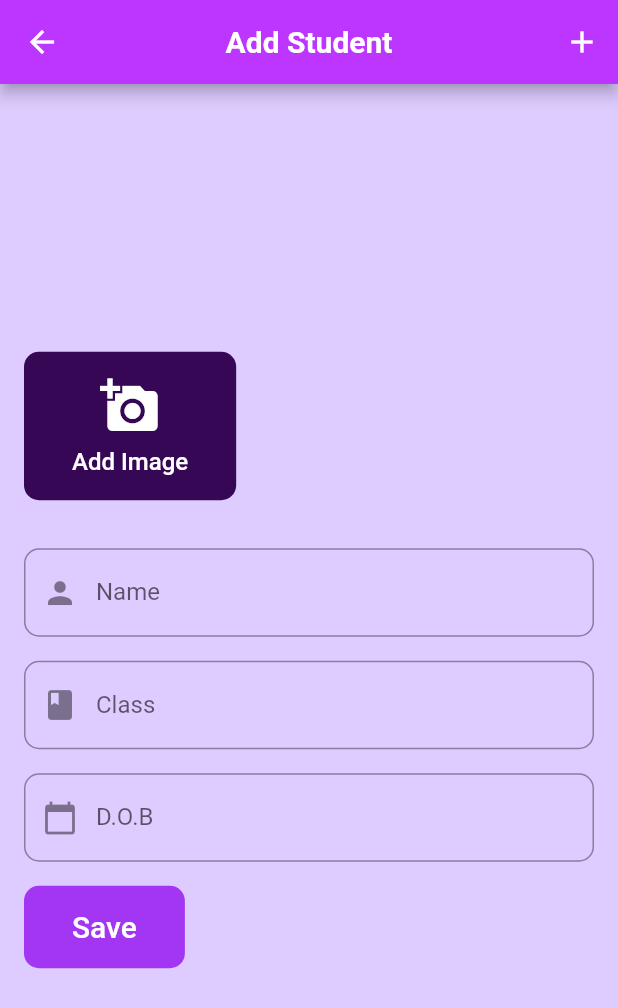
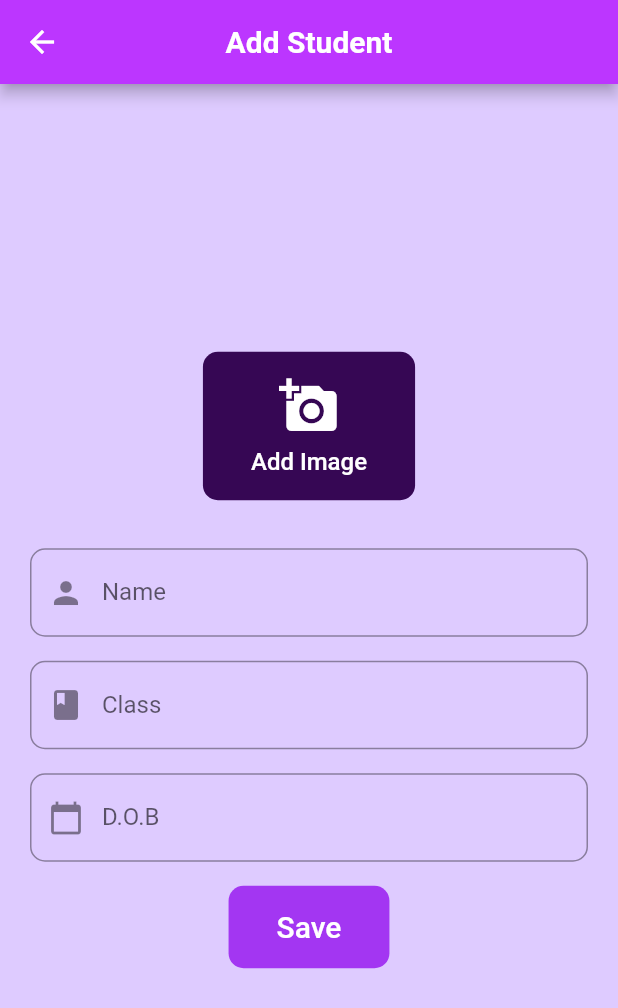
Before and after one commit to adilrusfeed/StudentList, a Flutter app: the Addstudent screen opened directly, on a phone screen of 412 x 824 dp. Shown: the top 1008 px of the screen. Run offline on Flutter 3.47's test engine with Material 2 defaults, Android fonts, the light colour scheme and no system bars; our stand-ins replace hive, hive_flutter, image_picker; accounts and stored records are empty.

Commit message:
third commit

```diff
--- a/student/lib/AddStudent.dart
+++ b/student/lib/AddStudent.dart
@@ -40,25 +40,25 @@ class _AddstudentState extends State<Addstudent> {
           ),
         ),
         centerTitle: true,
-        actions: [
-          IconButton(
-            onPressed: () {
-              // Add any action you want here
-            },
-            icon: Icon(
-              Icons.add,
-              color: Colors.white,
-            ),
-          ),
-        ],
+        // actions: [
+        //   IconButton(
+        //     onPressed: () {
+        //       // Add any action you want here
+        //     },
+        //     icon: Icon(
+        //       Icons.add,
+        //       color: Colors.white,
+        //     ),
+        //   ),
+        // ],
       ),
       body: Center(
         child: SingleChildScrollView(
           child: Padding(
-            padding: EdgeInsets.all(16),
+            padding: EdgeInsets.all(20),
             child: Column(
               mainAxisAlignment: MainAxisAlignment.center,
-              crossAxisAlignment: CrossAxisAlignment.start,
+              crossAxisAlignment: CrossAxisAlignment.center,
               children: [
                 ElevatedButton(
                   style: ElevatedButton.styleFrom(
--- a/student/lib/homepage.dart
+++ b/student/lib/homepage.dart
@@ -133,12 +133,10 @@ class _HomePageState extends State<HomePage> {
                             builder: (BuildContext context) {
                               return AlertDialog(
                                 backgroundColor:
-                                    Color.fromARGB(255, 202, 174, 255),
-                                title: Text('Confirm Deletion'),
+                                    Color.fromARGB(255, 255, 255, 255),
+                                title: Text('Confirm Deletion!'),
                                 content: Text(
                                     'Are you sure you want to delete this student?'),
-                                elevation: 25,
-                                shadowColor: Color.fromARGB(255, 255, 0, 0),
                                 actions: [
                                   TextButton(
                                     onPressed: () {
```
Also changed, not shown: student/lib/Studentdetailpage.dart (+37 -6 lines).
